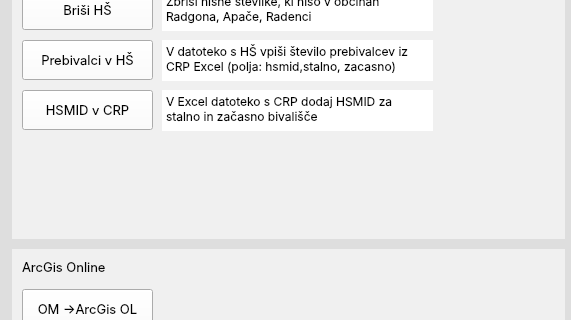
Qt form form.ui (andrejdimec/pyKat) before a commit; both pictures show x 0 to 571 and y 242 to 562 of the 1146 by 908 pixel window.
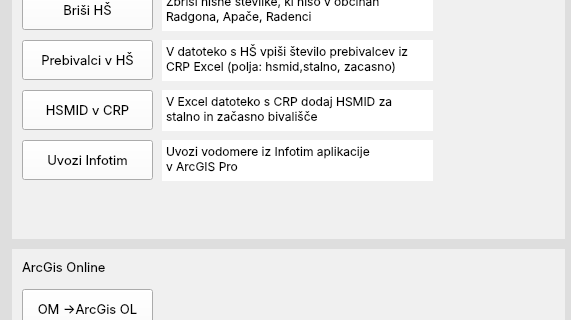
The same form after that commit.

What changed in the file:
```diff
--- a/form.ui
+++ b/form.ui
@@ -526,6 +526,58 @@
               <string>HSMID v CRP</string>
              </property>
             </widget>
+            <widget class="QPushButton" name="btn_infotim">
+             <property name="geometry">
+              <rect>
+               <x>10</x>
+               <y>340</y>
+               <width>131</width>
+               <height>40</height>
+              </rect>
+             </property>
+             <property name="minimumSize">
+              <size>
+               <width>100</width>
+               <height>40</height>
+              </size>
+             </property>
+             <property name="text">
+              <string>Uvozi Infotim</string>
+             </property>
+            </widget>
+            <widget class="QTextEdit" name="textEdit_8">
+             <property name="geometry">
+              <rect>
+               <x>150</x>
+               <y>340</y>
+               <width>271</width>
+               <height>41</height>
+              </rect>
+             </property>
+             <property name="font">
+              <font>
+               <family>Inter</family>
+               <pointsize>9</pointsize>
+              </font>
+             </property>
+             <property name="frameShape">
+              <enum>QFrame::Shape::NoFrame</enum>
+             </property>
+             <property name="frameShadow">
+              <enum>QFrame::Shadow::Sunken</enum>
+             </property>
+             <property name="html">
+              <string>&lt;!DOCTYPE HTML PUBLIC &quot;-//W3C//DTD HTML 4.0//EN&quot; &quot;http://www.w3.org/TR/REC-html40/strict.dtd&quot;&gt;
+&lt;html&gt;&lt;head&gt;&lt;meta name=&quot;qrichtext&quot; content=&quot;1&quot; /&gt;&lt;meta charset=&quot;utf-8&quot; /&gt;&lt;style type=&quot;text/css&quot;&gt;
+p, li { white-space: pre-wrap; }
+hr { height: 1px; border-width: 0; }
+li.unchecked::marker { content: &quot;\2610&quot;; }
+li.checked::marker { content: &quot;\2612&quot;; }
+&lt;/style&gt;&lt;/head&gt;&lt;body style=&quot; font-family:'Inter'; font-size:9pt; font-weight:400; font-style:normal;&quot;&gt;
+&lt;p style=&quot; margin-top:0px; margin-bottom:0px; margin-left:0px; margin-right:0px; -qt-block-indent:0; text-indent:0px;&quot;&gt;Uvozi vodomere iz Infotim aplikacije &lt;/p&gt;
+&lt;p style=&quot; margin-top:0px; margin-bottom:0px; margin-left:0px; margin-right:0px; -qt-block-indent:0; text-indent:0px;&quot;&gt;v ArcGIS Pro&lt;/p&gt;&lt;/body&gt;&lt;/html&gt;</string>
+             </property>
+            </widget>
            </widget>
           </item>
           <item>
```
